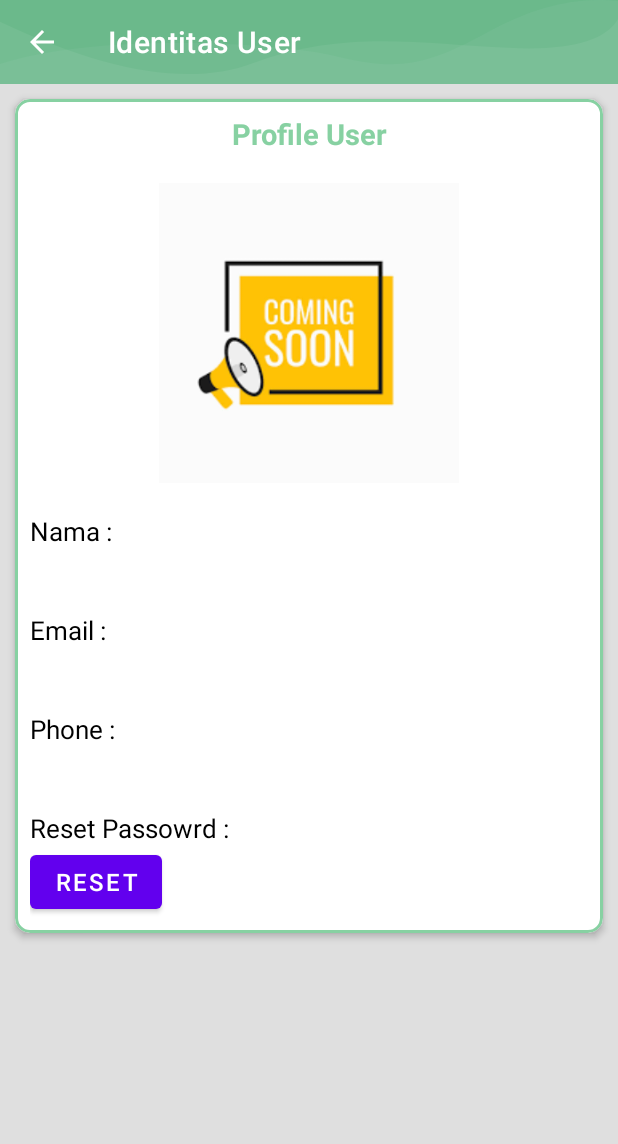
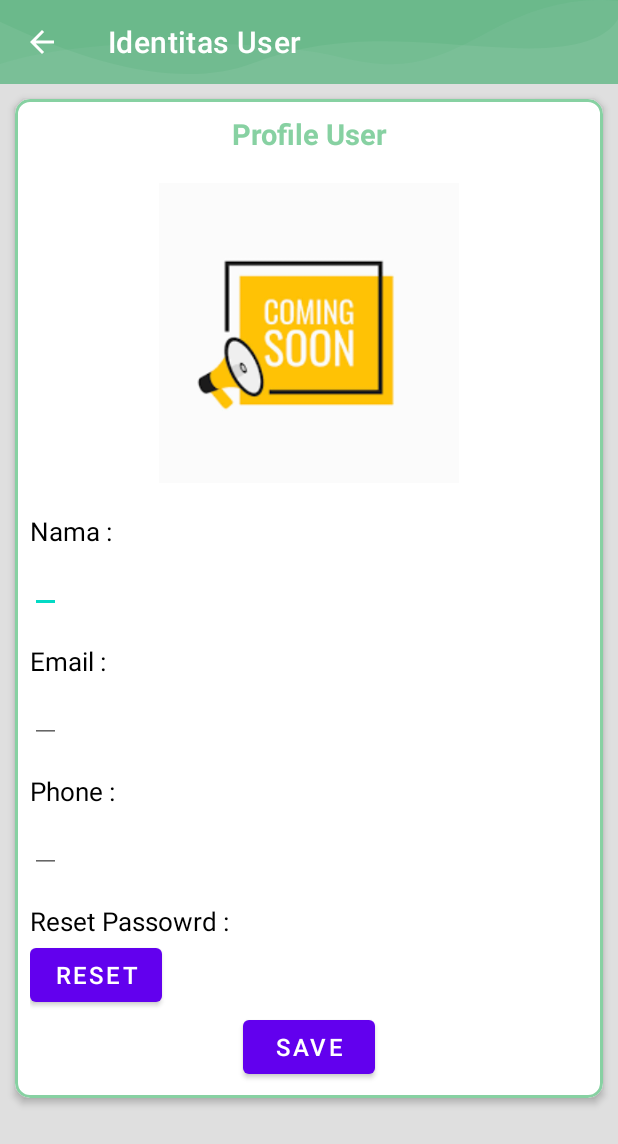
Before and after one commit to ichmal123/JokiApp, an Android app: the ProfileActivity screen opened directly, with no data from a screen before it, on a phone screen of 412 x 824 dp. Shown: the top 1144 px of the screen. Run offline under Robolectric (Android 15) with nearby library versions, the phone set to English and light mode, and no system bars; our stand-ins replace Firebase (no records; nobody signed in at launch, a user with empty details on screens opened directly), Picasso.

Commit message:
update
perubahan pada ProfileActivity

```diff
--- a/app/src/main/java/com/ichmal/jokiapp/ProfileActivity.java
+++ b/app/src/main/java/com/ichmal/jokiapp/ProfileActivity.java
@@ -10,6 +10,7 @@ import android.content.Intent;
 import android.net.Uri;
 import android.os.Bundle;
 import android.provider.MediaStore;
+import android.util.Log;
 import android.view.MenuItem;
 import android.view.View;
 import android.widget.Button;
@@ -33,12 +34,14 @@ import com.google.firebase.storage.UploadTask;
 import com.squareup.picasso.Picasso;
 
 import java.net.URL;
+import java.util.HashMap;
+import java.util.Map;
 
 public class ProfileActivity extends AppCompatActivity {
 
     private TextView txtName, txtEmail, txtPhone;
     private FirebaseUser user;
-    private Button btnReset;
+    private Button btnReset,btnSave;
     private ImageView imgProfile;
     private StorageReference mStorageRef;
     private FirebaseAuth fAuth;
@@ -51,10 +54,11 @@ public class ProfileActivity extends AppCompatActivity {
         super.onCreate(savedInstanceState);
         setContentView(R.layout.activity_profile);
 
-        txtName = findViewById(R.id.lblName);
-        txtEmail = findViewById(R.id.lblEmail);
-        txtPhone = findViewById(R.id.lblPhone);
+        txtName = findViewById(R.id.editName);
+        txtEmail = findViewById(R.id.editEmail);
+        txtPhone = findViewById(R.id.editPhone);
         imgProfile = findViewById(R.id.picture);
+        btnSave = findViewById(R.id.btnSave);
 
         mStorageRef = FirebaseStorage.getInstance().getReference();
         fAuth = FirebaseAuth.getInstance();
@@ -86,6 +90,37 @@ public class ProfileActivity extends AppCompatActivity {
                 txtPhone.setText(value.getString("phone"));
                 txtName.setText(value.getString("name"));
                 txtEmail.setText(value.getString("email"));
+            }
+        });
+
+        user = FirebaseAuth.getInstance().getCurrentUser();
+        if (user != null) {
+            txtName.setText(user.getDisplayName());
+            txtEmail.setText(user.getEmail());
+        }else {
+            txtName.setText("data tidak ada");
+            txtEmail.setText("data tidak ada");
+        }
+
+        btnSave.setOnClickListener(new View.OnClickListener() {
+            @Override
+            public void onClick(View view) {
+                String email1 = txtEmail.getText().toString().trim();
+                String fullName = txtName.getText().toString();
+                String phone = txtPhone.getText().toString();
+                userID = fAuth.getCurrentUser().getUid();
+                DocumentReference documentReference = fStore.collection("users").document(userID);
+                Map<String,Object> users = new HashMap<>();
+                users.put("name",fullName);
+                users.put("email",email1);
+                users.put("phone",phone);
+                documentReference.set(users).addOnSuccessListener(new OnSuccessListener<Void>() {
+                    @Override
+                    public void onSuccess(Void unused) {
+                        Log.d("Input data", "onSuccess: user Profile is created for "+userID);
+                    }
+                });
+                Toast.makeText(getApplicationContext(), "Data Telah Disimpan", Toast.LENGTH_SHORT).show();
             }
         });
 
--- a/app/src/main/res/layout/activity_profile.xml
+++ b/app/src/main/res/layout/activity_profile.xml
@@ -65,55 +65,52 @@
                         android:textColor="@android:color/black"
                         android:textSize="17sp" />
 
-                    <TextView
-                        android:id="@+id/lblName"
+                    <EditText
+                        android:id="@+id/editName"
                         android:layout_width="wrap_content"
                         android:layout_height="wrap_content"
-                        android:layout_below="@+id/txtName"
-                        android:text="test"
+                        android:layout_below="@id/txtName"
                         android:textSize="16sp" />
 
                     <TextView
                         android:id="@+id/txtEmail"
                         android:layout_width="wrap_content"
                         android:layout_height="wrap_content"
-                        android:layout_below="@+id/lblName"
+                        android:layout_below="@+id/editName"
                         android:layout_marginTop="20dp"
                         android:text="Email :"
                         android:textColor="@android:color/black"
                         android:textSize="17sp" />
 
-                    <TextView
-                        android:id="@+id/lblEmail"
+                    <EditText
+                        android:id="@+id/editEmail"
                         android:layout_width="wrap_content"
                         android:layout_height="wrap_content"
-                        android:layout_below="@+id/txtEmail"
-                        android:text="test"
+                        android:layout_below="@id/txtEmail"
                         android:textSize="16sp" />
 
                     <TextView
                         android:id="@+id/txtPhone"
                         android:layout_width="wrap_content"
                         android:layout_height="wrap_content"
-                        android:layout_below="@+id/lblEmail"
+                        android:layout_below="@+id/editEmail"
                         android:layout_marginTop="20dp"
                         android:text="Phone :"
                         android:textColor="@android:color/black"
                         android:textSize="17sp" />
 
-                    <TextView
-                        android:id="@+id/lblPhone"
+                    <EditText
+                        android:id="@+id/editPhone"
                         android:layout_width="wrap_content"
                         android:layout_height="wrap_content"
-                        android:layout_below="@+id/txtPhone"
-                        android:text="test"
+                        android:layout_below="@id/txtPhone"
                         android:textSize="16sp" />
 
                     <TextView
                         android:id="@+id/txtPassword"
                         android:layout_width="wrap_content"
                         android:layout_height="wrap_content"
-                        android:layout_below="@+id/lblPhone"
+                        android:layout_below="@+id/editPhone"
                         android:layout_marginTop="20dp"
                         android:text="Reset Passowrd :"
                         android:textColor="@android:color/black"
@@ -128,6 +125,15 @@
                         android:textSize="16sp"
                         />
 
+                    <Button
+                        android:id="@+id/btnSave"
+                        android:layout_width="wrap_content"
+                        android:layout_height="wrap_content"
+                        android:text="Save"
+                        android:layout_centerHorizontal="true"
+                        android:textSize="16sp"
+                        android:layout_below="@+id/resetPassword"/>
+
                 </RelativeLayout>
 
             </com.google.android.material.card.MaterialCardView>
```
